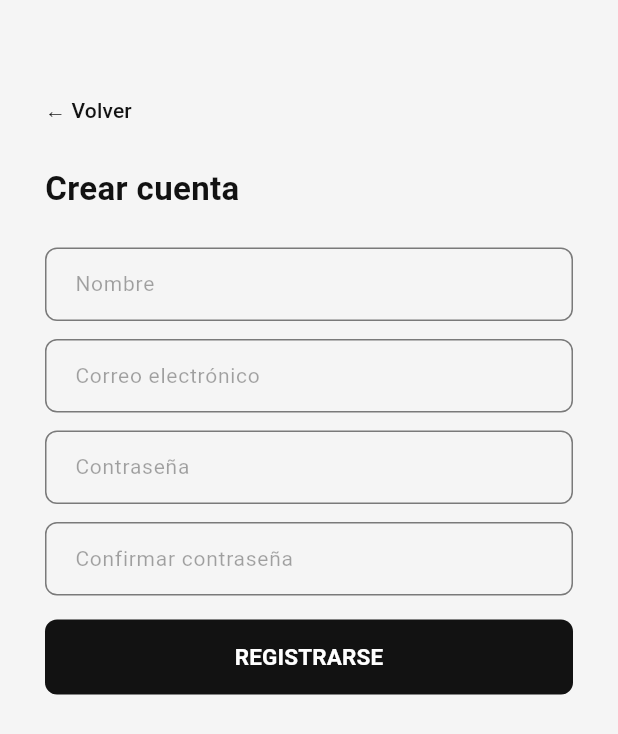
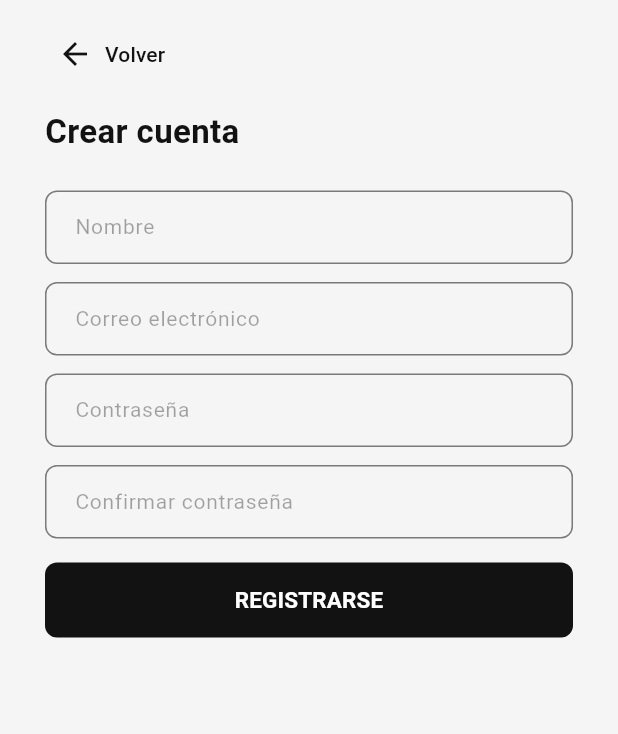
Before and after one commit to iharob/quiniela-flutter, a Flutter app: the screen it shows after launch, after a tap on "Registrarse con email", on a phone screen of 412 x 824 dp. Shown: the top 734 px of the screen. Run offline on Flutter 3.47's test engine with Material 3 defaults, Android fonts, the phone set to English and light mode, and no system bars; our stand-ins replace dio, firebase_core, firebase_messaging, flutter_bloc, flutter_svg, freezed_annotation and 7 more; accounts and stored records are empty; network calls fail.

Commit message:
refactor: refine UI elements for consistency and usability
- Adjusted paddings and spacings across multiple pages for improved layout alignment.
- Replaced `TextButton` with `TextButton.icon` for a more intuitive back button design.
- Simplified `_MenuCard` structure by removing unnecessary tournament theme dependency.
- Enhanced divider styles and applied standardized padding to buttons.

```diff
--- a/lib/features/auth/presentation/pages/email_register_page.dart
+++ b/lib/features/auth/presentation/pages/email_register_page.dart
@@ -93,21 +93,27 @@ class _EmailRegisterPageState extends State<EmailRegisterPage> {
           children: [
             SafeArea(
               child: SingleChildScrollView(
-                padding: const EdgeInsets.fromLTRB(30, 50, 30, 30),
+                padding: const EdgeInsets.fromLTRB(30, 12, 30, 30),
                 child: Column(
                   crossAxisAlignment: CrossAxisAlignment.stretch,
                   children: [
-                    TextButton(
-                      onPressed: widget.onBack,
-                      style: TextButton.styleFrom(
-                        alignment: Alignment.centerLeft,
-                        padding: EdgeInsets.zero,
-                      ),
-                      child: Text(
-                        '← Volver',
-                        style: TextStyle(
-                          color: tournament.primaryColor,
-                          fontWeight: FontWeight.w500,
+                    Align(
+                      alignment: Alignment.centerLeft,
+                      child: TextButton.icon(
+                        onPressed: widget.onBack,
+                        style: TextButton.styleFrom(
+                          foregroundColor: tournament.primaryColor,
+                          padding: const EdgeInsets.only(
+                            left: 8,
+                            right: 16,
+                            top: 8,
+                            bottom: 8,
+                          ),
+                        ),
+                        icon: const Icon(Icons.arrow_back, size: 24),
+                        label: const Text(
+                          'Volver',
+                          style: TextStyle(fontWeight: FontWeight.w500),
                         ),
                       ),
                     ),
--- a/lib/features/auth/presentation/pages/welcome_page.dart
+++ b/lib/features/auth/presentation/pages/welcome_page.dart
@@ -68,7 +68,7 @@ class WelcomePage extends StatelessWidget {
                     onPressed: () =>
                         context.read<AuthCubit>().signInWithGoogle(),
                   ),
-                  const SizedBox(height: 16),
+                  const SizedBox(height: 16.0),
                   Row(
                     children: [
                       Expanded(child: _DividerLine(color: tournament.borderColor)),
@@ -85,8 +85,15 @@ class WelcomePage extends StatelessWidget {
                       Expanded(child: _DividerLine(color: tournament.borderColor)),
                     ],
                   ),
+                  const SizedBox(height: 4.0),
                   TextButton(
                     onPressed: onNavigateToRegister,
+                    style: TextButton.styleFrom(
+                      padding: const EdgeInsets.symmetric(
+                        horizontal: 28,
+                        vertical: 12,
+                      ),
+                    ),
                     child: Text(
                       'Registrarse con email',
                       style: TextStyle(
@@ -97,6 +104,12 @@ class WelcomePage extends StatelessWidget {
                   ),
                   TextButton(
                     onPressed: onNavigateToLogin,
+                    style: TextButton.styleFrom(
+                      padding: const EdgeInsets.symmetric(
+                        horizontal: 28,
+                        vertical: 12,
+                      ),
+                    ),
                     child: Text(
                       'Ya tengo cuenta',
                       style: TextStyle(
--- a/lib/features/participants/presentation/pages/rules_page.dart
+++ b/lib/features/participants/presentation/pages/rules_page.dart
@@ -77,7 +77,7 @@ class RulesPage extends StatelessWidget {
                             ),
                             alignment: Alignment.center,
                             decoration: BoxDecoration(
-                              color: tournament.borderColor,
+                              color: tournament.borderColor.withValues(alpha: 0.20),
                               borderRadius: BorderRadius.circular(999),
                             ),
                             child: Text(
```
Also changed, not shown: lib/features/auth/presentation/pages/email_login_page.dart (+18 -12 lines), lib/shared/widgets/hamburger_menu.dart (+9 -18 lines).
